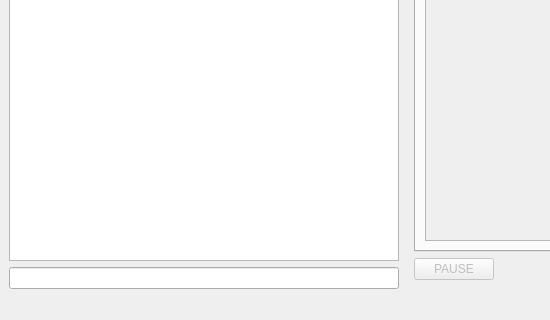
Above: ui/gui/default/PluginOverviewMenu.ui from TUB-Control/PaPI before the change; both pictures show x 0 to 550 and y 294 to 614 of the 803 by 614 pixel window. Below: the same form after it.
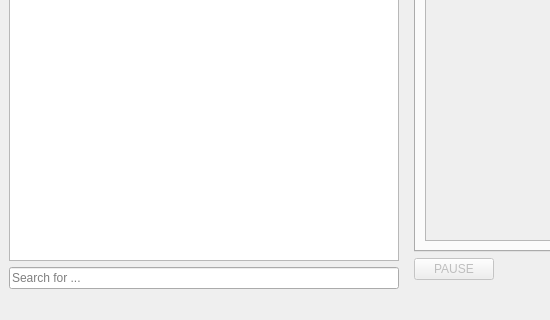
That is the form after the change.

The edit to the form file:
```diff
--- a/ui/gui/default/PluginOverviewMenu.ui
+++ b/ui/gui/default/PluginOverviewMenu.ui
@@ -23,7 +23,11 @@
          <widget class="QTreeView" name="pluginTree"/>
         </item>
         <item>
-         <widget class="QLineEdit" name="pluginSearchText"/>
+         <widget class="QLineEdit" name="pluginSearchText">
+          <property name="placeholderText">
+           <string>Search for ...</string>
+          </property>
+         </widget>
         </item>
        </layout>
       </item>
```
